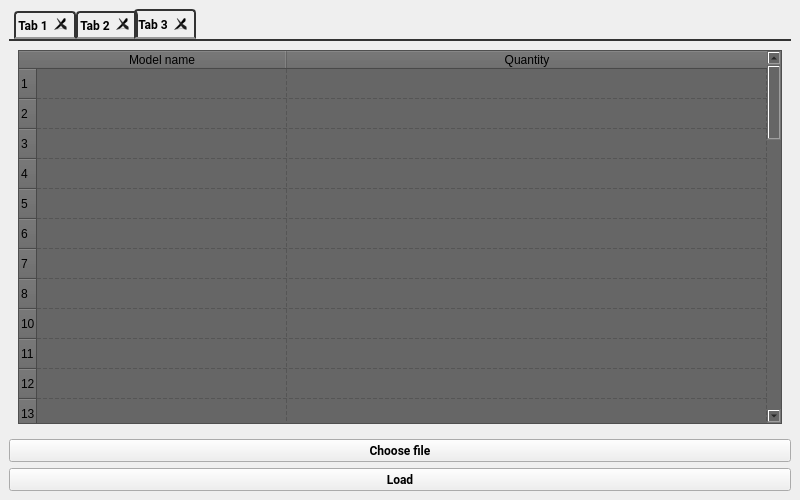
Above: mainwindow.ui from sold666/IFC-stats-plugin before the change. Below: the same form after it.
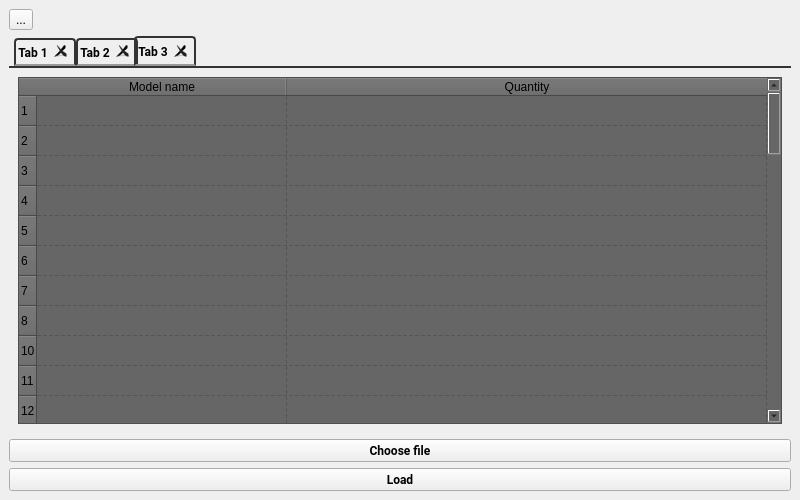
That is the form after the change.

Diff of the .ui file:
```diff
--- a/mainwindow.ui
+++ b/mainwindow.ui
@@ -18,6 +18,13 @@
   </property>
   <widget class="QWidget" name="centralwidget">
    <layout class="QVBoxLayout" name="verticalLayout_5">
+    <item>
+     <widget class="QToolButton" name="toolButton">
+      <property name="text">
+       <string>...</string>
+      </property>
+     </widget>
+    </item>
     <item>
      <widget class="QTabWidget" name="tabWidget">
       <property name="font">
```
Left out of the diff: 2 changed lines with no effect on the pictures.
